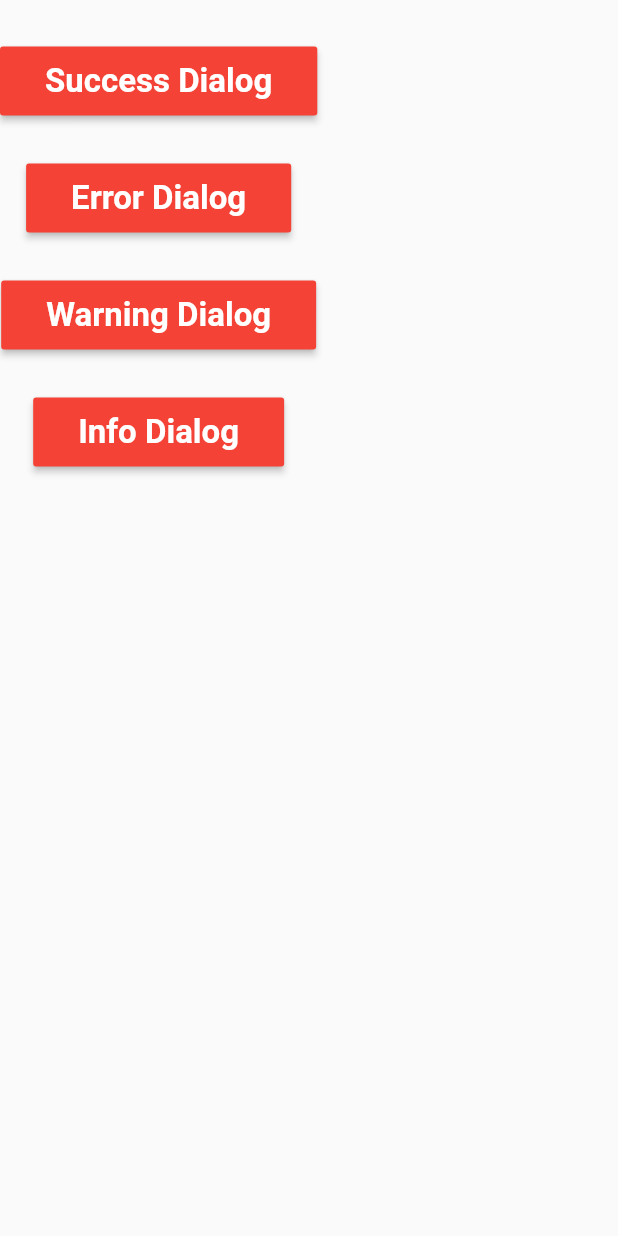
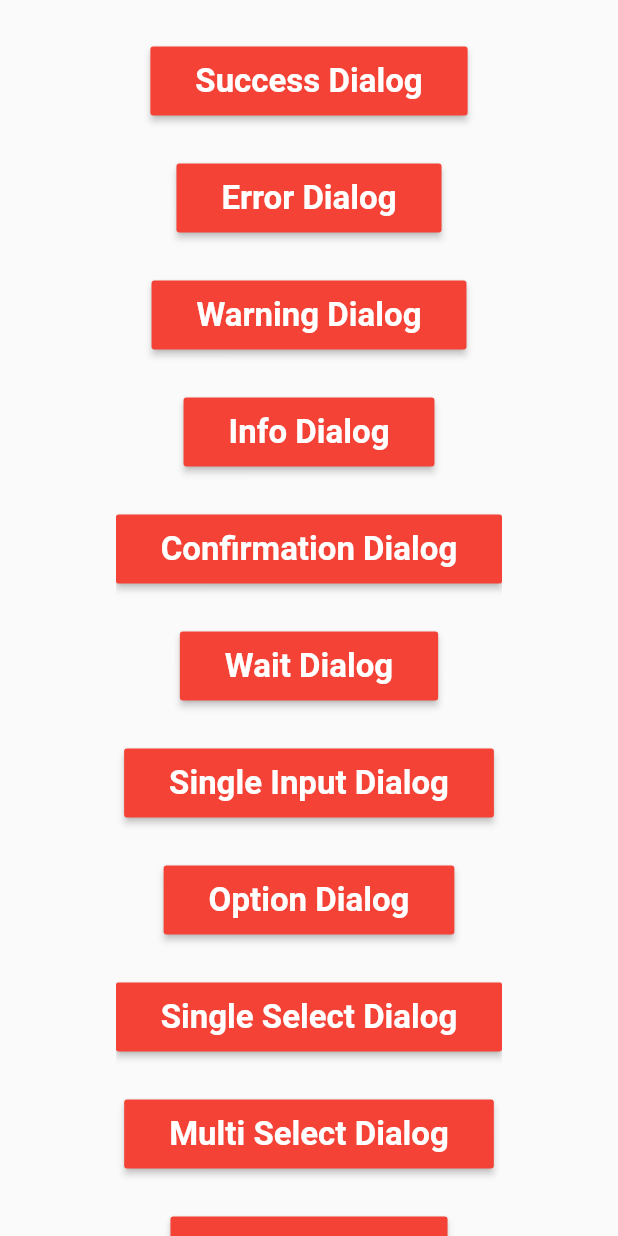
Before and after one commit to djshah17/Flutter-UI-Commons, a Flutter app: the Dialogs screen opened directly, on a phone screen of 412 x 824 dp. Run offline on Flutter 3.47's test engine with Material 2 defaults, Android fonts, the phone set to English and light mode, and no system bars; missing offline and left inert: commons.

Commit message:
added new dialogs

```diff
--- a/lib/dialogs.dart
+++ b/lib/dialogs.dart
@@ -3,49 +3,136 @@ import 'package:flutter/material.dart';
 import 'custom_button.dart';
 import 'package:commons/commons.dart';
 
-class Dialogs extends StatefulWidget{
+class Dialogs extends StatefulWidget {
   @override
   State<StatefulWidget> createState() {
     // TODO: implement createState
     return DialogsState();
   }
-
 }
 
 class DialogsState extends State<Dialogs> {
+  var onSuccessDialogClick =
+      (context) => successDialog(context, "Success Message");
+
+  var onErrorDialogClick = (context) => errorDialog(context, "Error Message");
+
+  var onWarningDialogClick =
+      (context) => warningDialog(context, "Warning Message");
+
+  var onInfoDialogClick = (context) => infoDialog(context, "Info Message");
+
+  var onConfirmationDialogClick = (context) => confirmationDialog(
+      context, "Are you sure want to delete this?",
+      title: "Confirm", negativeText: "Cancel", positiveText: "Delete", positiveAction: () {});
+
+  var onWaitDialogClick = (context) => waitDialog(context,
+      message: "Please Wait...", duration: Duration(seconds: 3));
+
+  var onSingleInputDialogClick = (context) => singleInputDialog(
+        context,
+        title: "Input Dialog",
+        label: "Name",
+        validator: (value) {
+          print("Validator: $value");
+          return value.isEmpty ? "Required!" : null;
+        },
+        positiveAction: (value) {
+          print("Submit: $value");
+        },
+        negativeAction: (value) {
+
+        },
+        neutralAction: () {
+          print("neutral action");
+        },
+      );
+
+  static var options = List<Option>()
+    ..add(Option.view())
+    ..add(Option.edit())
+    ..add(Option.details())
+    ..add(Option.delete());
+
+  var onOptionDialogClick =
+      (context) => optionsDialog(context, "Options", options);
+
+  static var listPlayers = Set<SimpleItem>()
+    ..add(SimpleItem(1, "Cristiano Ronaldo"))
+    ..add(SimpleItem(2, "Lional Messi"))
+    ..add(SimpleItem(3, "Neymar Jr."))
+    ..add(SimpleItem(4, "Kylian Mbappe"))
+    ..add(SimpleItem(5, "Kevin De Bruyne"))
+    ..add(SimpleItem(6, "Eden Hazard"))
+    ..add(SimpleItem(7, "Antoine Griezmann"))
+    ..add(SimpleItem(8, "Robert Lewandowski"))
+    ..add(SimpleItem(9, "Paul Pogba"));
+
+  var onSingleSelectDialogClick = (context) => singleSelectDialog(
+      context,
+      "Select Favourite Player",
+      listPlayers,
+      (item) => successToast(item.toString()));
+
+  static var selectedItems = Set<SimpleItem>();
+
+  var onMultiSelectDialogClick = (context) => multiSelectDialog(
+      context,
+      "Select Favourite Players",
+      listPlayers,
+      selectedItems,
+      (values) => selectedItems = values);
+
+  var onRadioListDialogClick = (context) => radioListDialog(
+      context,
+      "Select Favourite Player",
+      listPlayers,
+      (item) => print(item.toString()));
 
   @override
   Widget build(BuildContext context) {
     // TODO: implement build
-    return Scaffold(
-      body: SingleChildScrollView(
+    return SafeArea(
+      child: Scaffold(
+          body: Center(
+        child: SingleChildScrollView(
           child: Column(
             crossAxisAlignment: CrossAxisAlignment.center,
             children: <Widget>[
               SizedBox(height: 30),
-            CustomButton("Success Dialog", () => onSuccessDialogClick(context)),
+              CustomButton(
+                  "Success Dialog", () => onSuccessDialogClick(context)),
               SizedBox(height: 30),
               CustomButton("Error Dialog", () => onErrorDialogClick(context)),
               SizedBox(height: 30),
-            CustomButton("Warning Dialog", () => onWarningDialogClick(context)),
+              CustomButton(
+                  "Warning Dialog", () => onWarningDialogClick(context)),
               SizedBox(height: 30),
               CustomButton("Info Dialog", () => onInfoDialogClick(context)),
+              SizedBox(height: 30),
+              CustomButton("Confirmation Dialog",
+                  () => onConfirmationDialogClick(context)),
+              SizedBox(height: 30),
+              CustomButton("Wait Dialog", () => onWaitDialogClick(context)),
+              SizedBox(height: 30),
+              CustomButton("Single Input Dialog",
+                  () => onSingleInputDialogClick(context)),
+              SizedBox(height: 30),
+              CustomButton("Option Dialog", () => onOptionDialogClick(context)),
+              SizedBox(height: 30),
+              CustomButton("Single Select Dialog",
+                  () => onSingleSelectDialogClick(context)),
+              SizedBox(height: 30),
+              CustomButton("Multi Select Dialog",
+                  () => onMultiSelectDialogClick(context)),
+              SizedBox(height: 30),
+              CustomButton(
+                  "Radio Dialog", () => onRadioListDialogClick(context)),
+              SizedBox(height: 30),
             ],
           ),
         ),
+      )),
     );
   }
-
-  var onSuccessDialogClick = (context) =>
-      successDialog(context, "Success Message");
-
-  var onErrorDialogClick = (context) =>
-    errorDialog(context, "Error Message");
-
-  var onWarningDialogClick = (context) =>
-    warningDialog(context, "Warning Message");
-
-  var onInfoDialogClick = (context) =>
-    infoDialog(context, "Info Message");
-
 }
```
Lines whose indentation alone changed are shown as unchanged.
